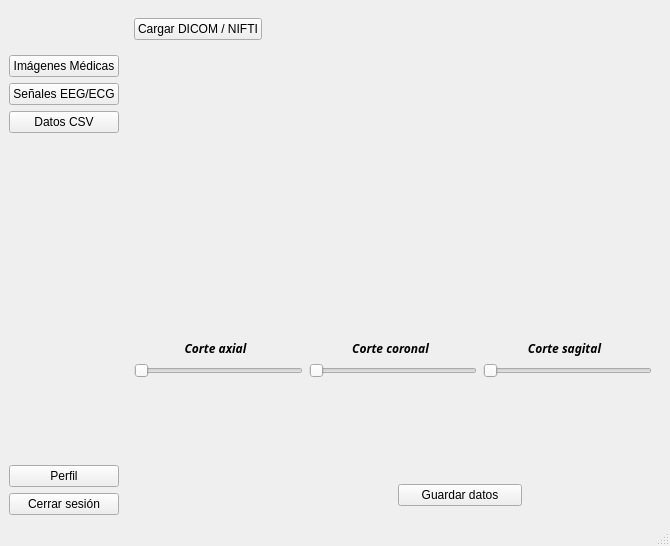
Qt form proyecto final/ui/main_app_window.ui (BUDAI06/proyecto-final-info-2-) before a commit.
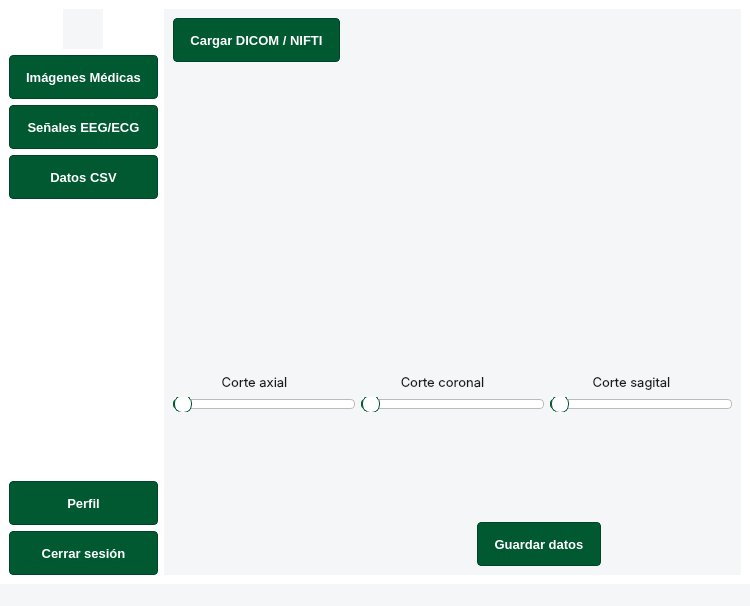
The same form after that commit. The open tabs and pages were chosen to show the change. Icons and pictures are not drawn.

```diff
--- a/proyecto final/ui/main_app_window.ui
+++ b/proyecto final/ui/main_app_window.ui
@@ -6,8 +6,8 @@
    <rect>
     <x>0</x>
     <y>0</y>
-    <width>606</width>
-    <height>545</height>
+    <width>750</width>
+    <height>606</height>
    </rect>
   </property>
   <property name="baseSize">
@@ -17,14 +17,153 @@
    </size>
   </property>
   <property name="windowTitle">
-   <string>Projecto Final</string>
+   <string>Projecto Final - Ingeniería UdeA</string>
   </property>
   <property name="styleSheet">
-   <string notr="true"/>
+   <string>/* Estilo Global UdeA - Ingeniería */
+QWidget {
+    background-color: #F4F6F8; /* Fondo general gris muy claro para descanso visual */
+    color: #1A1A1A; /* Texto casi negro para mejor lectura técnica */
+    font-family: &quot;Inter&quot;, &quot;Roboto&quot;, &quot;Segoe UI&quot;, sans-serif;
+    font-size: 13px;
+}
+
+/* Área Central */
+QMainWindow, QWidget#centralwidget {
+    background-color: #FFFFFF;
+}
+
+/* Agrupadores y Contenedores */
+QGroupBox {
+    background-color: #FFFFFF;
+    border: 1px solid #D1D5DB;
+    border-radius: 4px;
+    margin-top: 12px;
+    padding: 8px;
+    font-weight: 600;
+}
+QGroupBox::title {
+    subcontrol-origin: margin;
+    subcontrol-position: top left;
+    left: 10px;
+    padding: 0 4px;
+    color: #005931; /* Verde UdeA */
+    font-size: 14px;
+}
+
+/* Etiquetas */
+QLabel#titleLabel, QLabel[objectName~=&quot;title&quot;] {
+    font-size: 18px;
+    font-weight: 700;
+    color: #005931; /* Títulos en verde institucional */
+}
+
+/* Botones Principales */
+QPushButton {
+    background-color: #005931; /* Verde Institucional UdeA */
+    color: white;
+    border: 1px solid #004526;
+    border-radius: 4px;
+    padding: 6px 16px;
+    min-height: 30px;
+    font-weight: 600;
+}
+QPushButton:hover {
+    background-color: #2D7A4D; /* Verde un poco más claro para hover */
+    border: 1px solid #005931;
+}
+QPushButton:pressed {
+    background-color: #003D22; /* Verde muy oscuro al presionar */
+}
+QPushButton:disabled {
+    background-color: #E0E0E0;
+    color: #9E9E9E;
+    border: 1px solid #BDBDBD;
+}
+
+/* Botones Secundarios o Planos */
+QPushButton[flat=&quot;true&quot;] {
+    background: transparent;
+    color: #005931;
+    border: none;
+}
+QPushButton[flat=&quot;true&quot;]:hover {
+    text-decoration: underline;
+}
+
+/* Entradas de Texto (Inputs) */
+QLineEdit, QComboBox, QSpinBox, QDoubleSpinBox {
+    background: #FFFFFF;
+    border: 1px solid #CED4DA;
+    border-radius: 4px;
+    padding: 5px;
+    selection-background-color: #2D7A4D; /* Selección verde */
+    selection-color: white;
+}
+QLineEdit:focus, QComboBox:focus {
+    border: 2px solid #005931; /* Foco en verde UdeA */
+}
+
+/* Tablas de Datos */
+QTableWidget, QTableView {
+    background-color: #FFFFFF;
+    gridline-color: #E0E0E0;
+    selection-background-color: #E8F5E9; /* Fondo verde muy pálido para fila seleccionada */
+    selection-color: #000000; /* Texto negro en selección para contraste */
+    border: 1px solid #D1D5DB;
+}
+QHeaderView::section {
+    background-color: #005931; /* Cabecera de tabla en verde */
+    color: white;
+    padding: 6px;
+    border: none;
+    font-weight: bold;
+}
+
+/* Sliders */
+QSlider::groove:horizontal {
+    border: 1px solid #bbb;
+    background: white;
+    height: 8px;
+    border-radius: 4px;
+}
+QSlider::sub-page:horizontal {
+    background: #005931; /* Relleno del slider en verde */
+    border-radius: 4px;
+}
+QSlider::handle:horizontal {
+    background: #FFFFFF;
+    border: 1px solid #005931;
+    width: 16px;
+    height: 16px;
+    margin: -5px 0;
+    border-radius: 8px;
+}
+
+/* Scrollbars Minimalistas */
+QScrollBar:vertical {
+    width: 10px;
+    background: transparent;
+}
+QScrollBar::handle:vertical {
+    background: #CFD8DC;
+    border-radius: 5px;
+}
+QScrollBar::handle:vertical:hover {
+    background: #B0BEC5;
+}
+
+/* Mensajes de Estado */
+QLabel[style~=&quot;status-error&quot;] { color: #D32F2F; font-weight: bold; } /* Rojo estándar para errores */
+QLabel[style~=&quot;status-warning&quot;] { color: #F57F17; font-weight: bold; }
+</string>
   </property>
   <widget class="QWidget" name="centralwidget">
+   <property name="toolTip">
+    <string>Estilo aplicado: Paleta Institucional UdeA.</string>
+   </property>
    <property name="autoFillBackground">
-    <bool>true</bool>
+    <bool>false</bool>
    </property>
    <property name="styleSheet">
     <string notr="true"/>
@@ -135,7 +274,7 @@
          <bool>true</bool>
         </property>
         <property name="currentIndex">
-         <number>1</number>
+         <number>3</number>
         </property>
         <widget class="QWidget" name="page_home">
          <property name="minimumSize">
@@ -416,10 +555,8 @@
                 </property>
                 <property name="font">
                  <font>
-                  <family>Sitka Small Semibold</family>
-                  <weight>75</weight>
-                  <italic>true</italic>
-                  <bold>true</bold>
+                  <family>Inter,Roboto,Segoe UI,sans-serif</family>
+                  <pointsize>-1</pointsize>
                  </font>
                 </property>
                 <property name="text">
@@ -440,10 +577,8 @@
                 </property>
                 <property name="font">
                  <font>
-                  <family>Sitka Small Semibold</family>
-                  <weight>75</weight>
-                  <italic>true</italic>
-                  <bold>true</bold>
+                  <family>Inter,Roboto,Segoe UI,sans-serif</family>
+                  <pointsize>-1</pointsize>
                  </font>
                 </property>
                 <property name="text">
@@ -464,10 +599,8 @@
                 </property>
                 <property name="font">
                  <font>
-                  <family>Sitka Small Semibold</family>
-                  <weight>75</weight>
-                  <italic>true</italic>
-                  <bold>true</bold>
+                  <family>Inter,Roboto,Segoe UI,sans-serif</family>
+                  <pointsize>-1</pointsize>
                  </font>
                 </property>
                 <property name="text">
@@ -657,9 +790,6 @@
                 </property>
                </widget>
               </item>
-              <item>
-               <widget class="QComboBox" name="cb_columnas"/>
-              </item>
              </layout>
             </item>
             <item row="0" column="1">
@@ -676,7 +806,7 @@
              </spacer>
             </item>
             <item row="1" column="1" rowspan="2">
-             <widget class="QTableWidget" name="tabla_datos">
+             <widget class="QTableWidget" name="table_datos">
               <property name="sizePolicy">
                <sizepolicy hsizetype="Preferred" vsizetype="Preferred">
                 <horstretch>0</horstretch>
@@ -689,6 +819,9 @@
                 <height>50</height>
                </size>
               </property>
+              <property name="alternatingRowColors">
+               <bool>true</bool>
+              </property>
              </widget>
             </item>
             <item row="5" column="1">
@@ -861,7 +994,8 @@
                <enum>QFrame::Raised</enum>
               </property>
               <property name="text">
-               <string>Bienvenido! Por favor, ingresa tus credenciales para iniciar sesion</string>
+               <string>Bienvenido!
+Por favor, ingresa tus credenciales para iniciar sesion</string>
               </property>
              </widget>
             </item>
@@ -896,8 +1030,8 @@
     <rect>
      <x>0</x>
      <y>0</y>
-     <width>606</width>
-     <height>18</height>
+     <width>750</width>
+     <height>24</height>
     </rect>
    </property>
   </widget>
```
